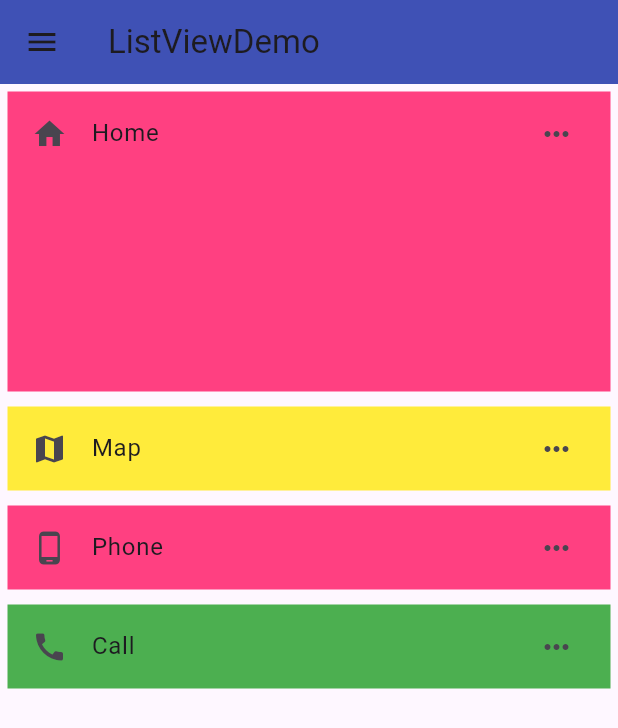
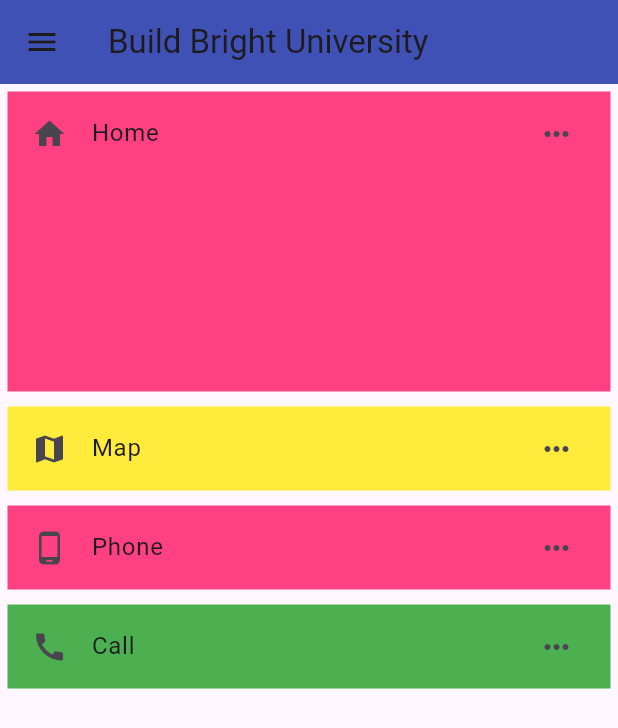
Before and after one commit to Cyperfroz00/griddemo, a Flutter app: the screen it shows after launch, on a phone screen of 412 x 824 dp. Shown: the top 728 px of the screen. Run offline on Flutter 3.47's test engine with Material 2 defaults, Android fonts, the phone set to English and light mode, and no system bars.

Commit message:
9th update drawer with profile and category finished

```diff
--- a/lib/componnet/list_view_screen.dart
+++ b/lib/componnet/list_view_screen.dart
@@ -34,14 +34,13 @@ class _ListviewscreenState extends State<Listviewscreen> {
                     ),
                   ),
                 ),
-                SizedBox(),
                 Container(
                   margin: EdgeInsets.all(5),
                   color: Colors.yellow[500],
                   child: ListTile(
                     leading: Icon(Icons.app_registration),
                     title: Center(child: Text('For Enrollment')),
-                    //trailing: Icon(Icons.more_horiz),
+                    trailing: Icon(Icons.more_horiz),
                   ),
                 ),
                 Container(
@@ -50,7 +49,7 @@ class _ListviewscreenState extends State<Listviewscreen> {
                   child: ListTile(
                     leading: Icon(Icons.settings_backup_restore),
                     title: Center(child: Text('Manage Enrollment')),
-                    //trailing: Icon(Icons.more_horiz),
+                    trailing: Icon(Icons.more_horiz),
                   ),
                 ),
                 Container(
@@ -59,7 +58,7 @@ class _ListviewscreenState extends State<Listviewscreen> {
                   child: ListTile(
                     leading: Icon(Icons.event_note_outlined),
                     title: Center(child: Text('Events')),
-                    //trailing: Icon(Icons.more_horiz),
+                    trailing: Icon(Icons.more_horiz),
                   ),
                 ),
                 Container(
@@ -82,47 +81,92 @@ class _ListviewscreenState extends State<Listviewscreen> {
                 ),
                 Container(
                   margin: EdgeInsets.all(5),
-                  color: Colors.green,
+                  color: Colors.brown,
                   child: ListTile(
-                    //leading: Icon(Icons.call),
-                    title: Text('Call'),
-                    //trailing: Icon(Icons.more_horiz),
+                    leading: Icon(Icons.branding_watermark),
+                    title: Center(child: Text('Campus')),
+                    trailing: Icon(Icons.more_horiz),
+                  ),
+                ),
+                Container(
+                  margin: EdgeInsets.all(5),
+                  color: Colors.greenAccent,
+                  child: ListTile(
+                    leading: Icon(Icons.app_registration),
+                    title: Center(child: Text('Apply'),),
+                    trailing: Icon(Icons.more_horiz),
+                  ),
+                ),
+                Container(
+                  margin: EdgeInsets.all(5),
+                  color: Colors.amber,
+                  child: ListTile(
+                    leading: Icon(Icons.location_pin),
+                    title: Center(child: Text('Location'),),
+                    trailing: Icon(Icons.more_horiz),
+                  ),
+                ),
+                Container(
+                  margin: EdgeInsets.all(5),
+                  color: Colors.black54,
+                  child: ListTile(
+                    leading: Icon(Icons.chat),
+                    title: Center(child: Text('FAQ'),),
+                    trailing: Icon(Icons.more_horiz),
                   ),
                 ),
                 Container(
                   margin: EdgeInsets.all(5),
                   color: Colors.green,
                   child: ListTile(
-                    //leading: Icon(Icons.call),
-                    title: Text('Call'),
-                    //trailing: Icon(Icons.more_horiz),
+                    leading: Icon(Icons.school_rounded),
+                    title: Center(child: Text('Scholarship'),),
+                    trailing: Icon(Icons.more_horiz),
                   ),
                 ),
                 Container(
                   margin: EdgeInsets.all(5),
-                  color: Colors.green,
+                  color: Colors.red,
                   child: ListTile(
-                    //leading: Icon(Icons.call),
-                    title: Text('Call'),
-                    //trailing: Icon(Icons.more_horiz),
+                    leading: Icon(Icons.video_collection),
+                    title: Center(child: Text('Videos'),),
+                    trailing: Icon(Icons.more_horiz),
                   ),
                 ),
                 Container(
                   margin: EdgeInsets.all(5),
-                  color: Colors.green,
+                  color: Colors.yellowAccent,
                   child: ListTile(
-                    //leading: Icon(Icons.call),
-                    title: Text('Call'),
-                    //trailing: Icon(Icons.more_horiz),
+                    leading: Icon(Icons.people),
+                    title: Center(child: Text('Profile'),),
+                    trailing: Icon(Icons.more_horiz),
                   ),
                 ),
                 Container(
                   margin: EdgeInsets.all(5),
-                  color: Colors.green,
+                  color: Colors.blue,
                   child: ListTile(
-                    //leading: Icon(Icons.call),
-                    title: Text('Call'),
-                    //trailing: Icon(Icons.more_horiz),
+                    leading: Icon(Icons.logout),
+                    title: Center(child: Text('Logout'),),
+                    trailing: Icon(Icons.more_horiz),
+                  ),
+                ),
+                Container(
+                  margin: EdgeInsets.all(5),
+                  color: Colors.greenAccent,
+                  child: ListTile(
+                    leading: Icon(Icons.info),
+                    title: Center(child: Text('About US'),),
+                    trailing: Icon(Icons.more_horiz),
+                  ),
+                ),
+                SizedBox(height: 5,),
+                Container(
+                  margin: EdgeInsets.all(5),
+                  //color: Colors.greenAccent,
+                  child: ListTile(
+                    //leading: Icon(Icons.info),
+                    title: Center(child: Text('App Version V21.0.0 develop by Team BBU'),),
                   ),
                 ),
               ],
@@ -131,7 +175,7 @@ class _ListviewscreenState extends State<Listviewscreen> {
         ),
       ),
       appBar: AppBar(
-        title: Text('ListViewDemo'),
+        title: Text('Build Bright University'),
         backgroundColor: Colors.indigo,
       ),
       body: Container(
```
